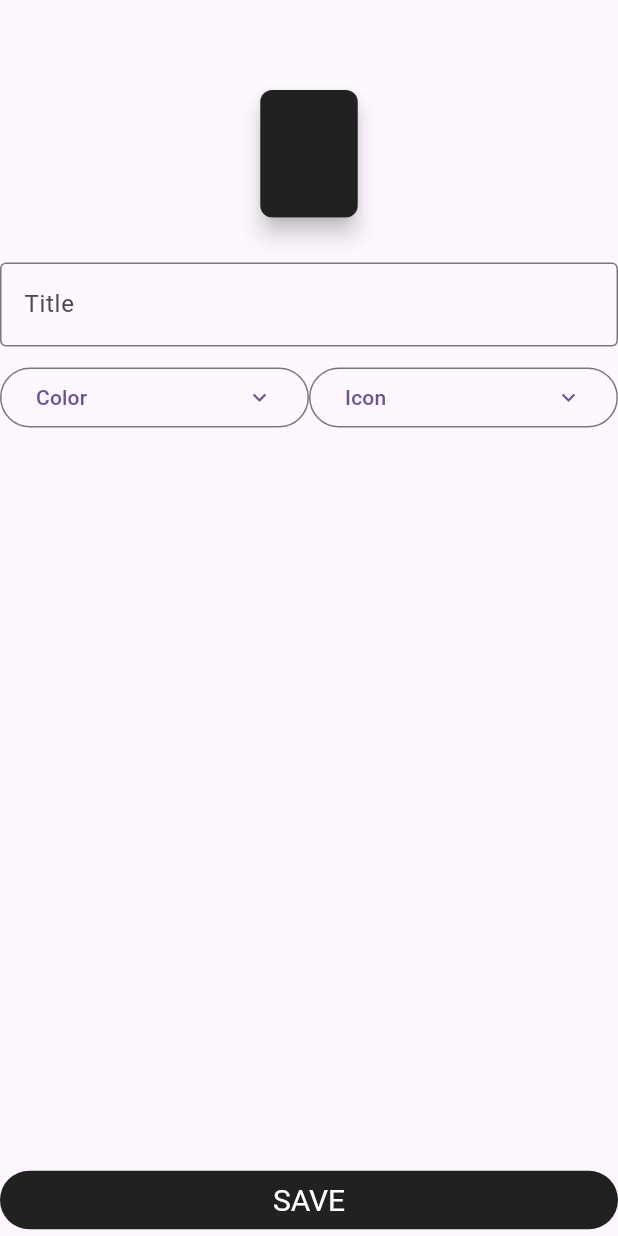
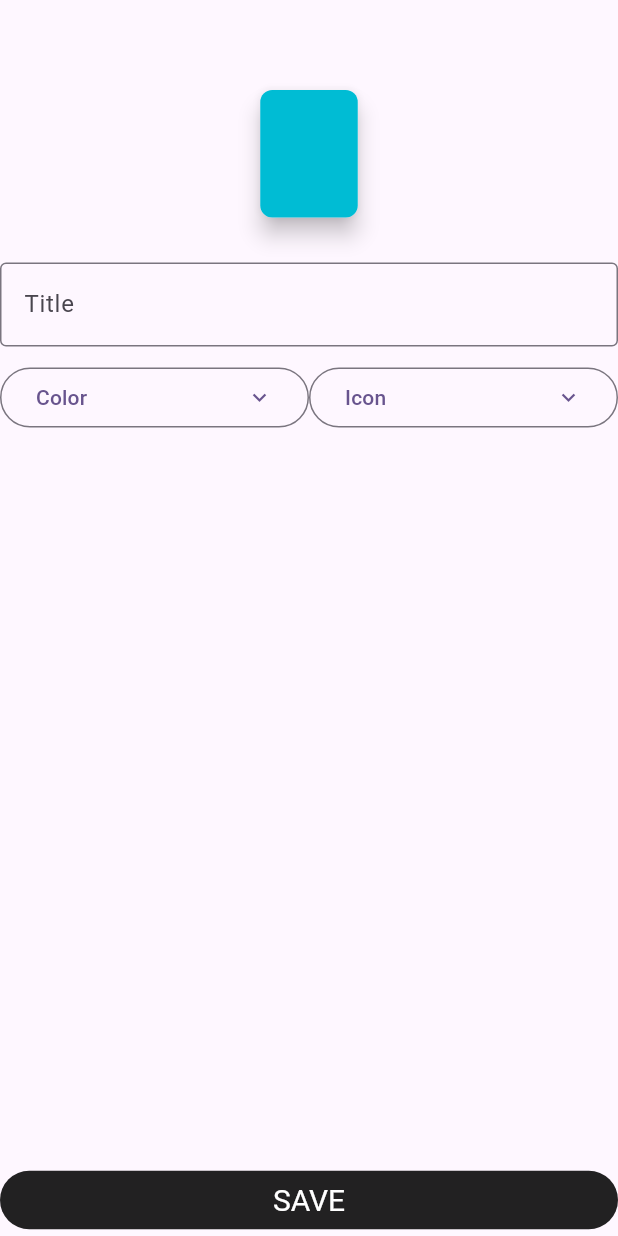
Before and after one commit to Driexus/SimpleMoneyTracker, a Flutter app: the screen it shows after launch, after a tap on "Add", on a phone screen of 412 x 824 dp. Run offline on Flutter 3.47's test engine with Material 3 defaults, Android fonts, the phone set to English and light mode, and no system bars; our stand-ins replace auto_size_text, equatable, flutter_bloc, fluttertoast, material_symbols_icons, sqflite and 1 more; accounts and stored records are empty.

Commit message:
Closes #44

```diff
--- a/lib/blocs/home_page_bloc.dart
+++ b/lib/blocs/home_page_bloc.dart
@@ -3,6 +3,7 @@ import 'dart:developer';
 import 'package:flutter/cupertino.dart';
 import 'package:flutter_bloc/flutter_bloc.dart';
 import 'package:simplemoneytracker/blocs/entries_bloc.dart';
+import 'package:simplemoneytracker/cubits/activities_cubit.dart';
 import 'package:simplemoneytracker/utils/extensions.dart';
 import '../model/money_activity.dart';
 import '../model/money_entry.dart';
@@ -14,7 +15,7 @@ part 'home_page_event.dart';
 part 'home_page_state.dart';
 
 class HomePageBloc extends Bloc<HomePageEvent, HomePageState> {
-  HomePageBloc(this.entriesBloc) : super(
+  HomePageBloc(this.entriesBloc, this.activitiesCubit) : super(
       _initialState()
   ) {
     on<MoneyTypeUpdated>(_onMoneyTypeUpdated);
@@ -24,9 +25,11 @@ class HomePageBloc extends Bloc<HomePageEvent, HomePageState> {
     on<BackspacePressed>(_onBackspacePressed);
     on<DecimalPressed>(_onDecimalPressed);
     on<EntrySubmitted>(_onEntrySubmitted);
+    activitiesCubit.stream.listen(_onActivitiesRefreshed);
     log("Initialized HomePageBloc");
   }
 
+  final ActivitiesCubit activitiesCubit;
   final EntriesBloc entriesBloc;
 
   Future<void> _onMoneyActivityUpdated(MoneyActivityUpdated event, Emitter<HomePageState> emit) async {
@@ -129,5 +132,24 @@ class HomePageBloc extends Bloc<HomePageEvent, HomePageState> {
     emit(_initialState());
   }
 
+  /// Called when the activities cubit is refreshed in order to update the activity saved in the state
+  void _onActivitiesRefreshed(Map<int, MoneyActivity>? activityMap) {
+    final currentActivityId = state.moneyActivity?.id;
+    if (currentActivityId == null) {
+      return;
+    }
+
+    final updatedActivity = activityMap?[currentActivityId];
+    if (updatedActivity == null) {
+      return;
+    }
+
+    add(
+        MoneyActivityUpdated(
+            updatedActivity
+        )
+    );
+  }
+
   static HomePageState _initialState() => HomePageState(false, 0, 0, DateTime.now(), MoneyType.expense, null);
 }
--- a/lib/cubits/activities_cubit.dart
+++ b/lib/cubits/activities_cubit.dart
@@ -4,26 +4,26 @@ import 'package:flutter_bloc/flutter_bloc.dart';
 import 'package:simplemoneytracker/model/money_activity.dart';
 import '../repos/money_activity_repo.dart';
 
-class ActivitiesCubit extends Cubit<List<MoneyActivity>> {
-  static final ActivitiesCubit _instance = ActivitiesCubit._init();
-  factory ActivitiesCubit() {
-    return _instance;
+class ActivitiesCubit extends Cubit<Map<int, MoneyActivity>> {
+  ActivitiesCubit(this._repo) : super({}) {
+    refreshActivities();
+    log("Created Activities Cubit");
   }
 
-  ActivitiesCubit._init() : super(List.empty()) {
-    log("Creating Activities Cubit");
-    updateActivities();
+  final MoneyActivityRepo _repo;
+
+  void saveActivity(MoneyActivity activity) {
+    if (activity.id == null) {
+      _repo.create(activity).then((value) => refreshActivities());
+    }
+    else {
+      _repo.update(activity).then((value) => refreshActivities());
+    }
   }
 
-  static const MoneyActivityRepo _repo = MoneyActivityRepo();
-
-  void updateActivities() {
-    _repo.retrieveAll().then((value) => {
-      emit(value)
+  void refreshActivities() {
+    _repo.retrieveAll().then((activities) => {
+      emit({ for (var activity in activities) activity.id! : activity })
     });
   }
-
-  void addActivity(MoneyActivity activity) {
-    _repo.create(activity).then((value) => updateActivities());
-  }
 }
--- a/lib/main.dart
+++ b/lib/main.dart
@@ -1,5 +1,6 @@
 import 'package:flutter/material.dart';
 import 'package:flutter_bloc/flutter_bloc.dart';
+import 'package:simplemoneytracker/repos/money_activity_repo.dart';
 import 'package:simplemoneytracker/repos/money_entry_repo.dart';
 
 import 'blocs/entries_bloc.dart';
@@ -15,15 +16,18 @@ void main() {
 class MyApp extends StatelessWidget {
   MyApp({super.key});
 
-  final MoneyEntryRepo _repo = const MoneyEntryRepo();
-  late final HomePageBloc _homePageBloc = HomePageBloc(_entriesBloc);
-  late final EntriesBloc _entriesBloc = EntriesBloc(_repo)..add(
+  final MoneyEntryRepo _moneyEntryRepo = const MoneyEntryRepo();
+  final MoneyActivityRepo _moneyActivityRepo = const MoneyActivityRepo();
+  late final ActivitiesCubit _activitiesCubit = ActivitiesCubit(_moneyActivityRepo);
+  late final EntriesBloc _entriesBloc = EntriesBloc(_moneyEntryRepo)..add(
       FiltersUpdated(
           MoneyEntryFilters(
               allowedTypes: [MoneyType.expense]
           )
       )
   );
+
+  late final HomePageBloc _homePageBloc = HomePageBloc(_entriesBloc, _activitiesCubit);
 
   @override
   Widget build(BuildContext context) {
@@ -46,7 +50,7 @@ class MyApp extends StatelessWidget {
             create: (_) => _entriesBloc,
           ),
           BlocProvider(
-            create: (_) => ActivitiesCubit(),
+            create: (_) => _activitiesCubit,
           ),
         ],
         child: const MainPage()
--- a/lib/main_page.dart
+++ b/lib/main_page.dart
@@ -1,5 +1,5 @@
 import 'package:flutter/material.dart';
-import 'package:simplemoneytracker/ui/home/add_activity/colors_list.dart';
+import 'package:simplemoneytracker/ui/home/edit_activity/colors_list.dart';
 import 'package:simplemoneytracker/ui/home/home_page.dart';
 import 'package:simplemoneytracker/ui/shared/overscroll_notification_listener.dart';
 import 'package:simplemoneytracker/ui/timeline/timeline_page.dart';
--- a/lib/model/money_activity.dart
+++ b/lib/model/money_activity.dart
@@ -27,6 +27,19 @@ class MoneyActivity {
     };
   }
 
+  MoneyActivity copy({
+    String? title,
+    int? color,
+    String? imageKey
+  }) {
+    return MoneyActivity(
+      id: id,
+      title: title ?? this.title,
+      color: color ?? this.color,
+      imageKey: imageKey ?? this.imageKey
+    );
+  }
+
   @override
   String toString() {
     return 'MoneyActivity{title: $title, color: $color, imageKey: $imageKey}';
--- a/lib/ui/home/activity_button_container.dart
+++ b/lib/ui/home/activity_button_container.dart
@@ -10,9 +10,10 @@ import 'package:simplemoneytracker/utils/extensions.dart';
 import 'buttons/rectangular_button.dart';
 
 class ActivityButtonContainer extends StatefulWidget {
-  const ActivityButtonContainer({super.key, required this.onActivity});
+  const ActivityButtonContainer({super.key, required this.onActivity, required this.onActivityLongPress});
 
   final ValueChanged<MoneyActivity> onActivity;
+  final ValueChanged<MoneyActivity> onActivityLongPress;
 
   @override
   State<StatefulWidget> createState() => _ActivityButtonContainerState();
@@ -44,6 +45,7 @@ class _ActivityButtonContainerState extends State<ActivityButtonContainer> {
       description: activity.title,
       color: Color(activity.color),
       onPressed: () => widget.onActivity(activity),
+      onLongPressed: () => widget.onActivityLongPress(activity),
     ) as RectangularButton).toList();
 
     buttons.add(_addButton);
@@ -59,10 +61,10 @@ class _ActivityButtonContainerState extends State<ActivityButtonContainer> {
   Widget build(BuildContext context) {
     // The AddButton must be recreated in every build in order pass the correct BuildContext
     _addButton = AddButton(context: context);
-    return BlocBuilder<ActivitiesCubit, List<MoneyActivity>>(
-      builder: (context, activities) => Column(
+    return BlocBuilder<ActivitiesCubit, Map<int, MoneyActivity>>(
+      builder: (context, activityMap) => Column(
         mainAxisAlignment: MainAxisAlignment.center,
-        children: _getRows(activities),
+        children: _getRows(activityMap.values.toList()),
       )
     );
   }
--- a/lib/ui/home/buttons/add_button.dart
+++ b/lib/ui/home/buttons/add_button.dart
@@ -1,6 +1,7 @@
 import 'package:flutter/material.dart';
-import 'package:simplemoneytracker/ui/home/add_activity/add_activity_page.dart';
 import 'package:simplemoneytracker/ui/home/buttons/rectangular_button.dart';
+
+import '../../shared/navigations.dart';
 
 class AddButton extends RectangularButton {
   AddButton({super.key, required this.context}) : super(imageKey: 'add', description: "Add", color: Colors.deepPurple) ;
@@ -10,9 +11,6 @@ class AddButton extends RectangularButton {
   @override
   void onTap() {
     super.onTap();
-    Navigator.push(
-      context,
-      MaterialPageRoute(builder: (context) => const AddActivityPage())
-    );
+    Navigations.toEditActivity(context);
   }
 }
--- a/lib/ui/home/buttons/rectangular_button.dart
+++ b/lib/ui/home/buttons/rectangular_button.dart
@@ -22,6 +22,10 @@ class RectangularButton extends StatelessWidget {
     log("Clicked on $description");
   }
 
+  void onLongPress() {
+    log("Long pressed on $description");
+  }
+
   @override
   Widget build(BuildContext context) {
     return Center(
@@ -30,6 +34,7 @@ class RectangularButton extends StatelessWidget {
         borderRadius: borderRadius,
         child: InkWell(
           onTap: onTap,
+          onLongPress: onLongPress,
           child: Container(
             height: 85.0,
             width: 65.0,
--- a/lib/ui/home/add_activity/add_activity_page.dart
+++ b/lib/ui/home/edit_activity/edit_activity_page.dart
@@ -1,27 +1,39 @@
 import 'package:flutter/material.dart';
+import 'package:flutter_bloc/flutter_bloc.dart';
 import 'package:simplemoneytracker/cubits/activities_cubit.dart';
 import 'package:simplemoneytracker/model/money_activity.dart';
-import 'package:simplemoneytracker/ui/home/add_activity/all_icons_list.dart';
+import 'package:simplemoneytracker/ui/home/edit_activity/all_icons_list.dart';
 import 'package:simplemoneytracker/ui/home/buttons/rectangular_button.dart';
-import 'package:simplemoneytracker/ui/home/add_activity/colors_list.dart';
+import 'package:simplemoneytracker/ui/home/edit_activity/colors_list.dart';
+import 'package:simplemoneytracker/utils/extensions.dart';
 import 'package:simplemoneytracker/utils/toast_helper.dart';
+import 'package:provider/provider.dart';
 
-class AddActivityPage extends StatefulWidget {
-  const AddActivityPage({super.key});
+class EditActivityPage extends StatefulWidget {
+  const EditActivityPage({super.key, this.moneyActivity, required this.cubit});
+
+  final MoneyActivity? moneyActivity;
+  final ActivitiesCubit cubit;
 
   @override
-  State<StatefulWidget> createState() => _AddActivityPageState();
+  State<StatefulWidget> createState() => _EditActivityPageState();
 }
 
-class _AddActivityPageState extends State<AddActivityPage> {
+class _EditActivityPageState extends State<EditActivityPage> {
 
   //region Main State Handling
 
-  static final _cubit = ActivitiesCubit();
+  late String _title;
+  late Color _color;
+  String? _imageKey;
 
-  String _title = "";
-  Color _color = Colors.black87;
-  String? _imageKey;
+  @override
+  void initState() {
+    super.initState();
+    _title = widget.moneyActivity?.title ?? "";
+    _color = widget.moneyActivity?.color.toColor() ?? Colors.cyan;
+    _imageKey = widget.moneyActivity?.imageKey;
+  }
 
   void _updateTitle(String value) => setState(() {
     _title = value;
@@ -46,15 +58,22 @@ class _AddActivityPageState extends State<AddActivityPage> {
       return;
     }
 
-    _cubit.addActivity(
-        MoneyActivity(
-            title: _title,
-            color: _color.value,
-            imageKey: _imageKey!
-        )
-    );
+    // Create new activity or pass values to the one that already exists
+    final MoneyActivity finalActivity = widget.moneyActivity == null ?
+      MoneyActivity(
+          title: _title,
+          color: _color.value,
+          imageKey: _imageKey!
+      ) :
+      widget.moneyActivity!.copy(
+          title: _title,
+          color: _color.value,
+          imageKey: _imageKey!
+      );
+
+    widget.cubit.saveActivity(finalActivity);
     Navigator.pop(context);
-    ToastHelper.showToast("New activity created");
+    ToastHelper.showToast("Activity saved");
   }
 
   //endregion
@@ -110,9 +129,10 @@ class _AddActivityPageState extends State<AddActivityPage> {
               const SizedBox(height: 30),
               TextField(
                 maxLines: 1,
-                decoration: const InputDecoration(
-                  border: OutlineInputBorder(),
+                decoration: InputDecoration(
+                  border: const OutlineInputBorder(),
                   labelText: 'Title',
+                  hintText: _title,
                 ),
                 onChanged: _updateTitle
               ),
--- a/lib/ui/home/home_page.dart
+++ b/lib/ui/home/home_page.dart
@@ -6,6 +6,7 @@ import 'package:simplemoneytracker/blocs/home_page_bloc.dart';
 import 'package:simplemoneytracker/model/money_entry.dart';
 import 'package:simplemoneytracker/ui/home/activity_button_container.dart';
 import 'package:simplemoneytracker/ui/shared/money_entry_bar.dart';
+import 'package:simplemoneytracker/ui/shared/navigations.dart';
 import 'package:simplemoneytracker/ui/timeline/money_type_toggles.dart';
 import 'package:simplemoneytracker/utils/extensions.dart';
 import 'package:table_calendar/table_calendar.dart';
@@ -83,6 +84,7 @@ class HomePage extends StatelessWidget {
                 top: 115,
                 child: ActivityButtonContainer(
                   onActivity: (activity) => homePageBloc.add(MoneyActivityUpdated(activity)),
+                  onActivityLongPress: (activity) => Navigations.toEditActivity(context, activity),
                 )
             ),
             Positioned(
--- /dev/null
+++ b/lib/ui/shared/navigations.dart
@@ -0,0 +1,17 @@
+import 'package:flutter/material.dart';
+import 'package:provider/provider.dart';
+import 'package:simplemoneytracker/cubits/activities_cubit.dart';
+import 'package:simplemoneytracker/model/money_activity.dart';
+
+import '../home/edit_activity/edit_activity_page.dart';
+
+class Navigations {
+
+  static toEditActivity(BuildContext context, [MoneyActivity? moneyActivity]) {
+    ActivitiesCubit cubit = Provider.of<ActivitiesCubit>(context, listen: false);
+    Navigator.push(
+        context,
+        MaterialPageRoute(builder: (context) => EditActivityPage(moneyActivity: moneyActivity, cubit: cubit))
+    );
+  }
+}
--- a/pubspec.yaml
+++ b/pubspec.yaml
@@ -46,6 +46,7 @@ dependencies:
   material_symbols_icons: ^4.2718.0
   logging: ^1.2.0
   table_calendar: ^3.0.9
+  provider: ^6.1.1
 
 dev_dependencies:
   flutter_test:
```
Also changed, not shown: lib/repos/money_activity_repo.dart (+10 -0 lines), lib/ui/home/buttons/activity_button.dart (+8 -1 lines), lib/ui/home/edit_activity/all_icons_list.dart (renamed from lib/ui/home/add_activity/all_icons_list.dart), lib/ui/home/edit_activity/colors_list.dart (renamed from lib/ui/home/add_activity/colors_list.dart), pubspec.lock.
